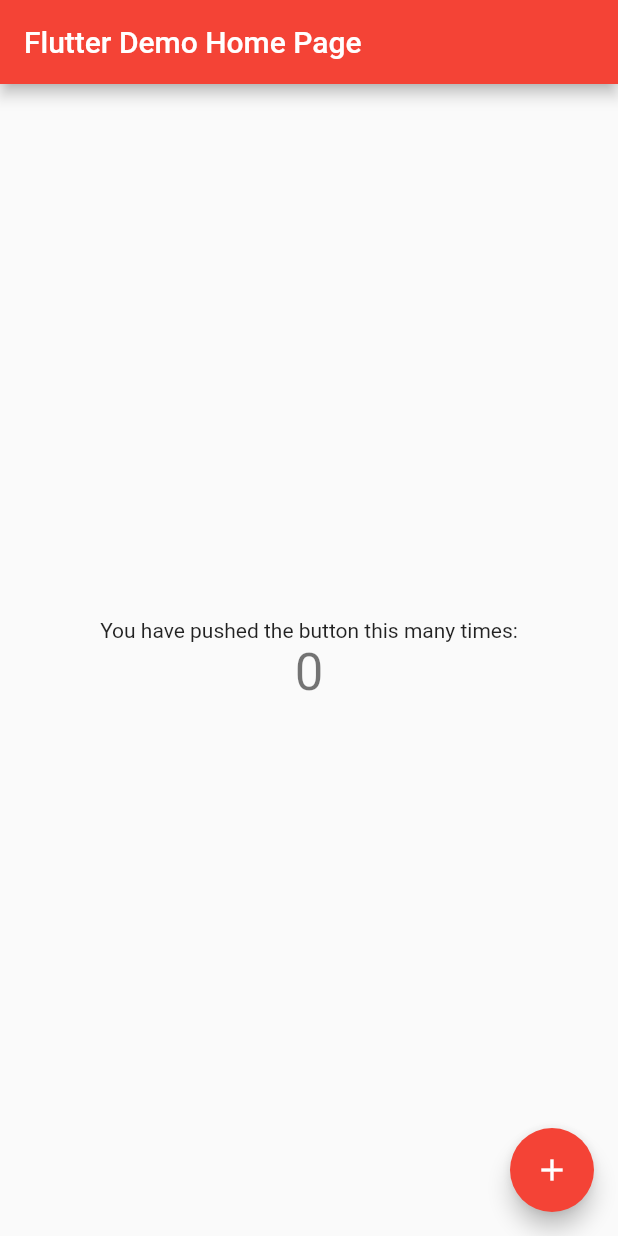
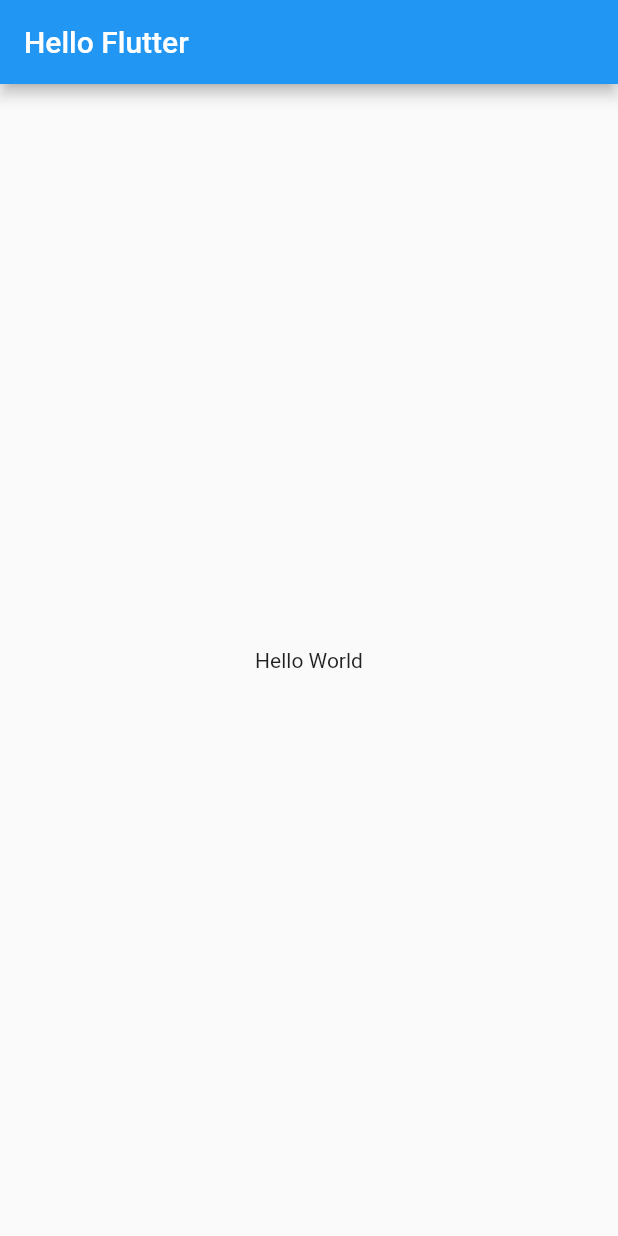
Before and after one commit to minwoo129/toonflix_flutter_ex, a Flutter app: the screen it shows after launch, on a phone screen of 412 x 824 dp. Run offline on Flutter 3.47's test engine with Material 2 defaults, Android fonts, the phone set to English and light mode, and no system bars.

Commit message:
강의 실습 코드 작성
- root 클래스 UI 적용 실습

```diff
--- a/lib/main.dart
+++ b/lib/main.dart
@@ -1,126 +1,21 @@
 import 'package:flutter/material.dart';
 
 void main() {
-  runApp(const MyApp());
+  runApp(App());
 }
 
-class MyApp extends StatelessWidget {
-  const MyApp({super.key});
-
-  // This widget is the root of your application.
+class App extends StatelessWidget {
   @override
   Widget build(BuildContext context) {
     return MaterialApp(
-      title: 'Flutter Demo',
-      theme: ThemeData(
-        // This is the theme of your application.
-        //
-        // TRY THIS: Try running your application with "flutter run". You'll see
-        // the application has a blue toolbar. Then, without quitting the app,
-        // try changing the seedColor in the colorScheme below to Colors.green
-        // and then invoke "hot reload" (save your changes or press the "hot
-        // reload" button in a Flutter-supported IDE, or press "r" if you used
-        // the command line to start the app).
-        //
-        // Notice that the counter didn't reset back to zero; the application
-        // state is not lost during the reload. To reset the state, use hot
-        // restart instead.
-        //
-        // This works for code too, not just values: Most code changes can be
-        // tested with just a hot reload.
-        colorScheme: ColorScheme.fromSeed(seedColor: Colors.red),
-        useMaterial3: false,
+      home: Scaffold(
+        appBar: AppBar(
+          title: Text('Hello Flutter'),
+        ),
+        body: Center(
+          child: Text('Hello World'),
+        ),
       ),
-      home: const MyHomePage(title: 'Flutter Demo Home Page'),
     );
   }
 }
-
-class MyHomePage extends StatefulWidget {
-  const MyHomePage({super.key, required this.title});
-
-  // This widget is the home page of your application. It is stateful, meaning
-  // that it has a State object (defined below) that contains fields that affect
-  // how it looks.
-
-  // This class is the configuration for the state. It holds the values (in this
-  // case the title) provided by the parent (in this case the App widget) and
-  // used by the build method of the State. Fields in a Widget subclass are
-  // always marked "final".
-
-  final String title;
-
-  @override
-  State<MyHomePage> createState() => _MyHomePageState();
-}
-
-class _MyHomePageState extends State<MyHomePage> {
-  int _counter = 0;
-
-  void _incrementCounter() {
-    setState(() {
-      // This call to setState tells the Flutter framework that something has
-      // changed in this State, which causes it to rerun the build method below
-      // so that the display can reflect the updated values. If we changed
-      // _counter without calling setState(), then the build method would not be
-      // called again, and so nothing would appear to happen.
-      _counter++;
-    });
-  }
-
-  @override
-  Widget build(BuildContext context) {
-    // This method is rerun every time setState is called, for instance as done
-    // by the _incrementCounter method above.
-    //
-    // The Flutter framework has been optimized to make rerunning build methods
-    // fast, so that you can just rebuild anything that needs updating rather
-    // than having to individually change instances of widgets.
-    return Scaffold(
-      appBar: AppBar(
-        // TRY THIS: Try changing the color here to a specific color (to
-        // Colors.amber, perhaps?) and trigger a hot reload to see the AppBar
-        // change color while the other colors stay the same.
-        backgroundColor: Colors.red,
-        // Here we take the value from the MyHomePage object that was created by
-        // the App.build method, and use it to set our appbar title.
-        title: Text(widget.title),
-      ),
-      body: Center(
-        // Center is a layout widget. It takes a single child and positions it
-        // in the middle of the parent.
-        child: Column(
-          // Column is also a layout widget. It takes a list of children and
-          // arranges them vertically. By default, it sizes itself to fit its
-          // children horizontally, and tries to be as tall as its parent.
-          //
-          // Column has various properties to control how it sizes itself and
-          // how it positions its children. Here we use mainAxisAlignment to
-          // center the children vertically; the main axis here is the vertical
-          // axis because Columns are vertical (the cross axis would be
-          // horizontal).
-          //
-          // TRY THIS: Invoke "debug painting" (choose the "Toggle Debug Paint"
-          // action in the IDE, or press "p" in the console), to see the
-          // wireframe for each widget.
-          mainAxisAlignment: MainAxisAlignment.center,
-          children: <Widget>[
-            const Text(
-              'You have pushed the button this many times:',
-            ),
-            Text(
-              '$_counter',
-              style: Theme.of(context).textTheme.headlineMedium,
-            ),
-          ],
-        ),
-      ),
-      floatingActionButton: FloatingActionButton(
-        onPressed: _incrementCounter,
-        tooltip: 'Increment',
-        child: const Icon(Icons.add),
-        backgroundColor: Colors.red,
-      ), // This trailing comma makes auto-formatting nicer for build methods.
-    );
-  }
-}
```
